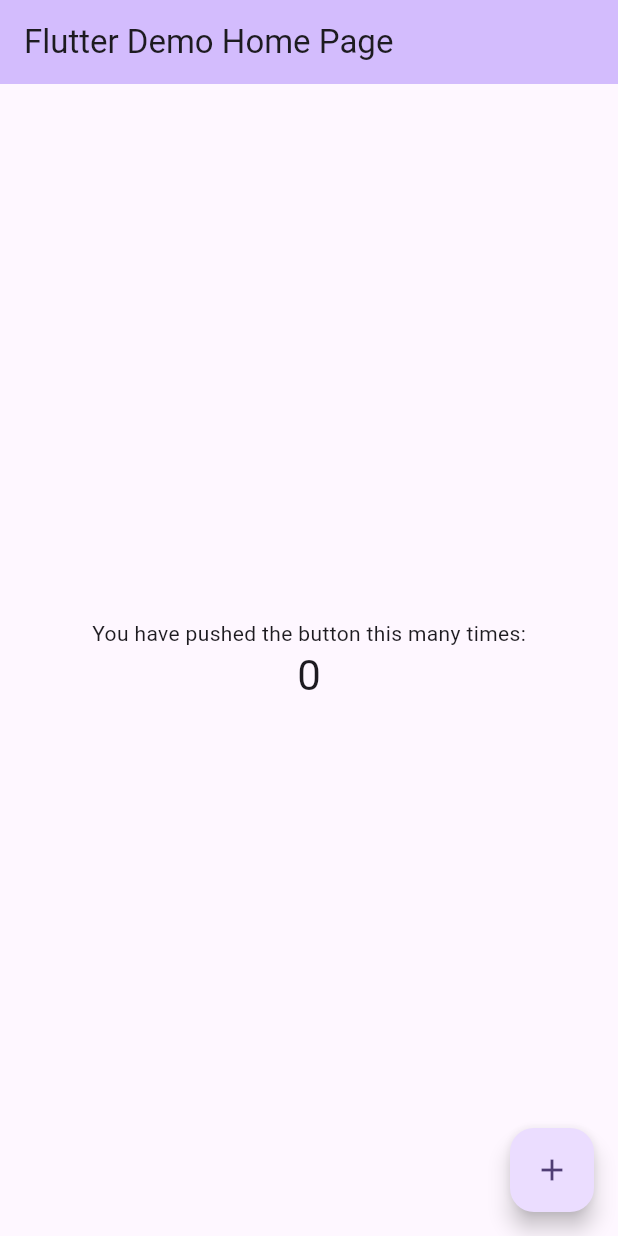
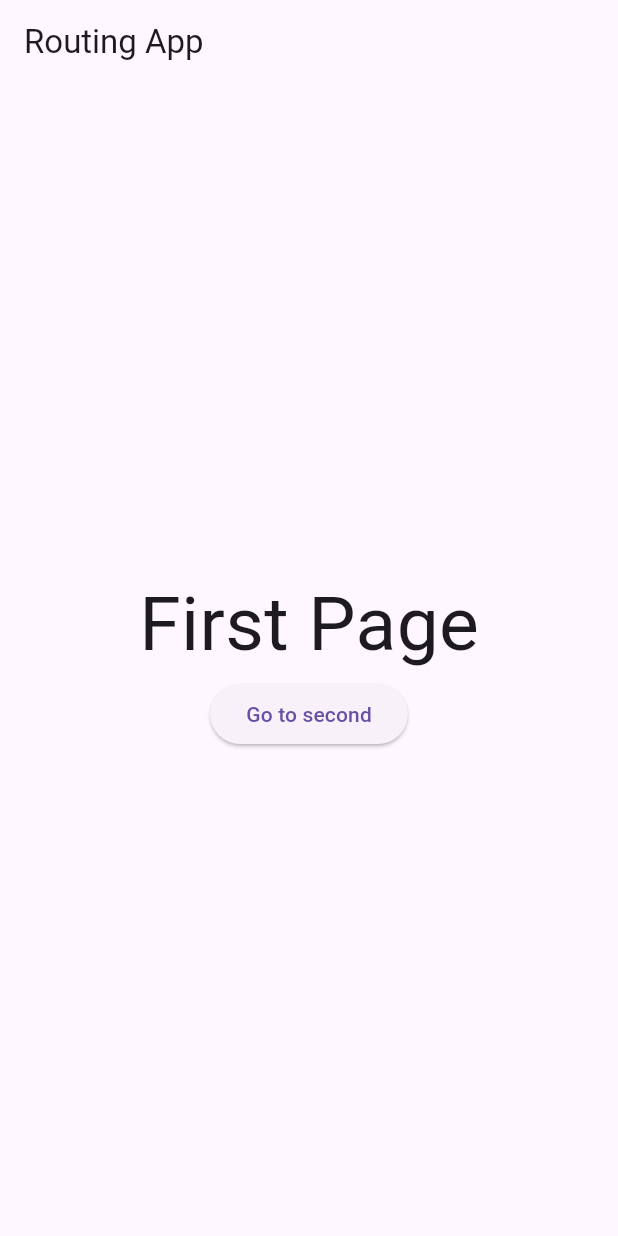
Before and after one commit to Nahid-web/flutter_topics, a Flutter app: the screen it shows after launch, on a phone screen of 412 x 824 dp. Run offline on Flutter 3.47's test engine with Material 3 defaults, Android fonts, the phone set to English and light mode, and no system bars; our stand-ins replace geolocator, get, google_maps_flutter.

Commit message:
route_navigaton done

```diff
--- a/routes_navigation/lib/main.dart
+++ b/routes_navigation/lib/main.dart
@@ -1,125 +1,91 @@
 import 'package:flutter/material.dart';
+import 'package:routes_navigation/route_generator.dart';
 
-void main() {
-  runApp(const MyApp());
-}
+void main() => runApp(MyApp());
 
 class MyApp extends StatelessWidget {
-  const MyApp({super.key});
-
-  // This widget is the root of your application.
   @override
   Widget build(BuildContext context) {
     return MaterialApp(
       title: 'Flutter Demo',
       theme: ThemeData(
-        // This is the theme of your application.
-        //
-        // TRY THIS: Try running your application with "flutter run". You'll see
-        // the application has a purple toolbar. Then, without quitting the app,
-        // try changing the seedColor in the colorScheme below to Colors.green
-        // and then invoke "hot reload" (save your changes or press the "hot
-        // reload" button in a Flutter-supported IDE, or press "r" if you used
-        // the command line to start the app).
-        //
-        // Notice that the counter didn't reset back to zero; the application
-        // state is not lost during the reload. To reset the state, use hot
-        // restart instead.
-        //
-        // This works for code too, not just values: Most code changes can be
-        // tested with just a hot reload.
-        colorScheme: ColorScheme.fromSeed(seedColor: Colors.deepPurple),
-        useMaterial3: true,
+        primarySwatch: Colors.blue,
       ),
-      home: const MyHomePage(title: 'Flutter Demo Home Page'),
+      // Initially display FirstPage
+      initialRoute: '/',
+      onGenerateRoute: RouteGenerator.generateRoute,
+      home: FirstPage(),
     );
   }
 }
 
-class MyHomePage extends StatefulWidget {
-  const MyHomePage({super.key, required this.title});
-
-  // This widget is the home page of your application. It is stateful, meaning
-  // that it has a State object (defined below) that contains fields that affect
-  // how it looks.
-
-  // This class is the configuration for the state. It holds the values (in this
-  // case the title) provided by the parent (in this case the App widget) and
-  // used by the build method of the State. Fields in a Widget subclass are
-  // always marked "final".
-
-  final String title;
-
+class FirstPage extends StatelessWidget {
   @override
-  State<MyHomePage> createState() => _MyHomePageState();
+  Widget build(BuildContext context) {
+    return Scaffold(
+      appBar: AppBar(
+        title: Text('Routing App'),
+      ),
+      body: Center(
+        child: Column(
+          mainAxisSize: MainAxisSize.min,
+          children: <Widget>[
+            Text(
+              'First Page',
+              style: TextStyle(fontSize: 50),
+            ),
+            ElevatedButton(
+              child: Text('Go to second'),
+              onPressed: () {
+                // Pushing a route directly, WITHOUT using a named route
+                Navigator.of(context).push(
+                  // With MaterialPageRoute, you can pass data between pages,
+                  // but if you have a more complex app, you will quickly get lost.
+                  MaterialPageRoute(
+                    builder: (context) =>
+                        SecondPage(data: 'Hello there from the first page!'),
+                  ),
+                );
+              },
+            )
+          ],
+        ),
+      ),
+    );
+  }
 }
 
-class _MyHomePageState extends State<MyHomePage> {
-  int _counter = 0;
+class SecondPage extends StatelessWidget {
+  // This is a String for the sake of an example.
+  // You can use any type you want.
+  final String data;
 
-  void _incrementCounter() {
-    setState(() {
-      // This call to setState tells the Flutter framework that something has
-      // changed in this State, which causes it to rerun the build method below
-      // so that the display can reflect the updated values. If we changed
-      // _counter without calling setState(), then the build method would not be
-      // called again, and so nothing would appear to happen.
-      _counter++;
-    });
-  }
+  SecondPage({
+    Key? key,
+    required this.data,
+  }) : super(key: key);
 
   @override
   Widget build(BuildContext context) {
-    // This method is rerun every time setState is called, for instance as done
-    // by the _incrementCounter method above.
-    //
-    // The Flutter framework has been optimized to make rerunning build methods
-    // fast, so that you can just rebuild anything that needs updating rather
-    // than having to individually change instances of widgets.
     return Scaffold(
       appBar: AppBar(
-        // TRY THIS: Try changing the color here to a specific color (to
-        // Colors.amber, perhaps?) and trigger a hot reload to see the AppBar
-        // change color while the other colors stay the same.
-        backgroundColor: Theme.of(context).colorScheme.inversePrimary,
-        // Here we take the value from the MyHomePage object that was created by
-        // the App.build method, and use it to set our appbar title.
-        title: Text(widget.title),
+        title: Text('Routing App'),
       ),
       body: Center(
-        // Center is a layout widget. It takes a single child and positions it
-        // in the middle of the parent.
         child: Column(
-          // Column is also a layout widget. It takes a list of children and
-          // arranges them vertically. By default, it sizes itself to fit its
-          // children horizontally, and tries to be as tall as its parent.
-          //
-          // Column has various properties to control how it sizes itself and
-          // how it positions its children. Here we use mainAxisAlignment to
-          // center the children vertically; the main axis here is the vertical
-          // axis because Columns are vertical (the cross axis would be
-          // horizontal).
-          //
-          // TRY THIS: Invoke "debug painting" (choose the "Toggle Debug Paint"
-          // action in the IDE, or press "p" in the console), to see the
-          // wireframe for each widget.
-          mainAxisAlignment: MainAxisAlignment.center,
+          mainAxisSize: MainAxisSize.min,
           children: <Widget>[
-            const Text(
-              'You have pushed the button this many times:',
+            Text(
+              'Second Page',
+              style: TextStyle(fontSize: 50),
             ),
             Text(
-              '$_counter',
-              style: Theme.of(context).textTheme.headlineMedium,
+              data,
+              style: TextStyle(fontSize: 20),
             ),
           ],
         ),
       ),
-      floatingActionButton: FloatingActionButton(
-        onPressed: _incrementCounter,
-        tooltip: 'Increment',
-        child: const Icon(Icons.add),
-      ), // This trailing comma makes auto-formatting nicer for build methods.
     );
   }
 }
```
Also changed, not shown: routes_navigation/lib/route_generator.dart (added, +43 -0 lines).
